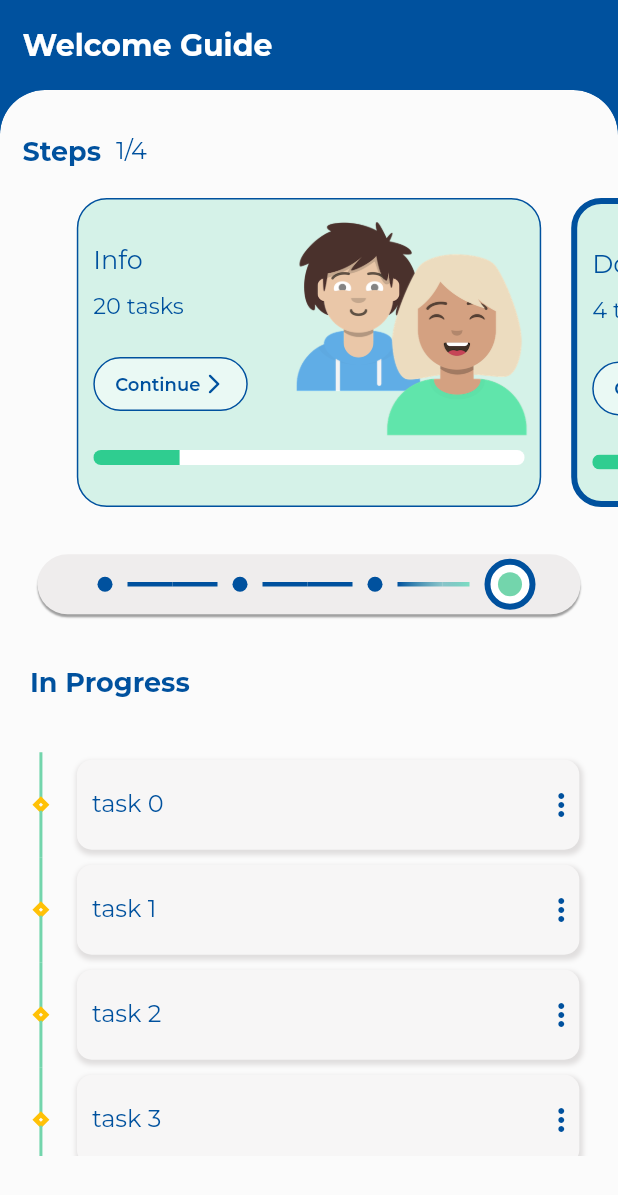
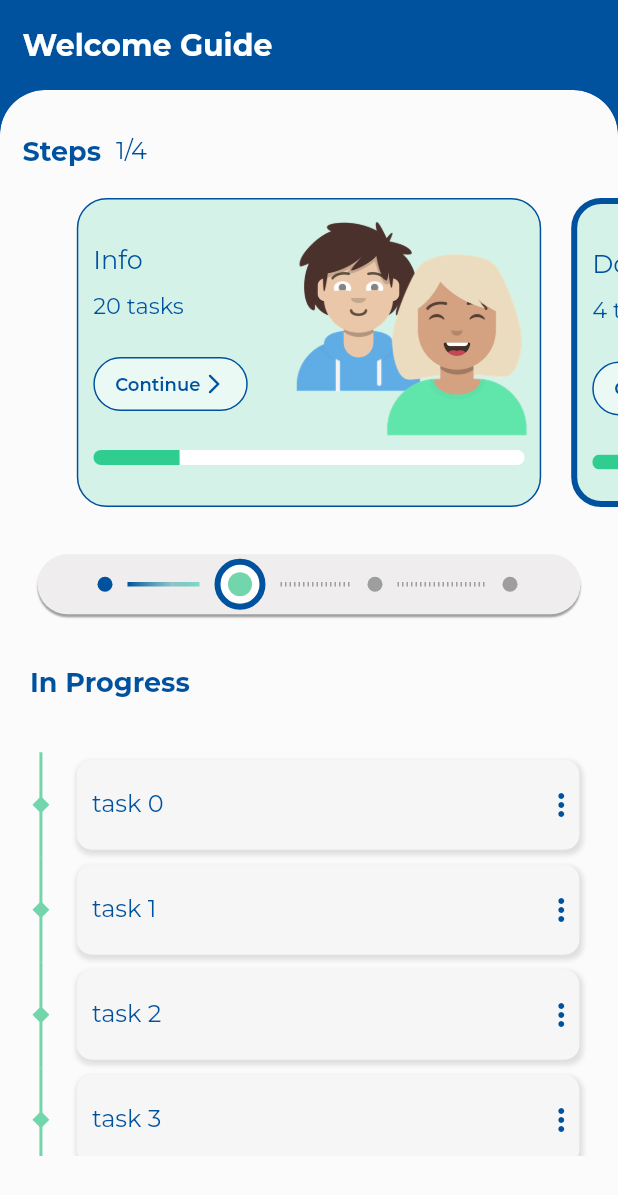
Before and after one commit to aazirani/guide_wizard, a Flutter app: the screen it shows after launch, on a phone screen of 412 x 824 dp. Shown: the top 1195 px of the screen. Run offline on Flutter 3.47's test engine with Material 2 defaults, Android fonts, the phone set to English and light mode, and no system bars; drawn by our look-alikes of carousel_slider, timelines; our stand-ins replace another_flushbar, dio, dotted_line, flutter_markdown, flutter_mobx, get_it and 7 more; missing offline and left inert: render_metrics, xxtea; generated files the repository leaves out were written again.

Commit message:
Update Constants

```diff
--- a/lib/constants/colors.dart
+++ b/lib/constants/colors.dart
@@ -15,10 +15,27 @@ class AppColors {
     800: const Color(0xFFDB7424),
     900: const Color(0xFFD56217)
   };
+  static const Map<int, Color> green = const <int, Color>{
+    //Done and pending slider color
+    50: const Color.fromARGB(218, 206, 240, 229),
+    //progress bar and timeline indicator
+    100: Color.fromARGB(255, 47, 205, 144),
+  };
+
+  static const Map<int, Color> greys = const <int, Color>{
+    //white
+    50: Color.fromARGB(255, 255, 255, 255),
+    //notStartedSlider
+    100: const Color.fromARGB(255, 243, 241, 241),
+    //notStartedSlider border
+    200: const Color.fromARGB(255, 177, 182, 186),
+
+  };
 
   static const Color main_color = const Color.fromRGBO(0, 81, 158, 1);
   static const Color grey = const Color.fromRGBO(231, 231, 231, 1);
   static const Color button_background_color = const Color.fromRGBO(217, 217, 217, 0.15);
   static const Color bright_foreground_color = Colors.white;
   static const Color dotted_line_color = Colors.green;
+  // static const Color white= const Colors.white.withOpacity(0.5);
 }
--- a/lib/constants/dimens.dart
+++ b/lib/constants/dimens.dart
@@ -7,12 +7,28 @@ class Dimens {
   static const double horizontal_padding = 12.0;
   static const double vertical_padding = 12.0;
 
+  //for Home screen - Carousel Slider
+  static const sliderContainerMargin = EdgeInsets.symmetric(horizontal: 10.0);
+  static const sliderContainerPadding = EdgeInsets.only(top: 10);
+  static const avatarBoyPadding = EdgeInsets.only(left: 140, bottom: 70);
+  static const avatarGirlPadding =
+      EdgeInsets.only(left: 200, bottom: 40, top: 20);
+
 
   static const questionButtonPadding = EdgeInsets.only(bottom: 20, top: 15);
-  static const questionDescriptionPadding = EdgeInsets.only(left: 10, right: 10, bottom: 10);
-  static const listTilePadding = EdgeInsets.symmetric(horizontal: 10, vertical: 5);
-  static const Map<String, double> appBar = {"toolbarHeight" : 80, "titleSpacing" : 10, "logoHeight" : 60,};
-  static const Map<String, double> buildQuestionsButtonStyle = {"pixels_smaller_than_screen_width" : 26, "height" : 55,};
+  static const questionDescriptionPadding =
+      EdgeInsets.only(left: 10, right: 10, bottom: 10);
+  static const listTilePadding =
+      EdgeInsets.symmetric(horizontal: 10, vertical: 5);
+  static const Map<String, double> appBar = {
+    "toolbarHeight": 70,
+    "titleSpacing": 5,
+    "logoHeight": 60,
+  };
+  static const Map<String, double> buildQuestionsButtonStyle = {
+    "pixels_smaller_than_screen_width": 26,
+    "height": 55,
+  };
   static const expansionContentPadding = EdgeInsets.only(top: 5);
   static const expansionDottedLinePadding = EdgeInsets.only(left: 20, top: 5, right: 15,);
 
--- a/lib/models/task/task.dart
+++ b/lib/models/task/task.dart
@@ -1,7 +1,7 @@
 import 'package:boilerplate/utils/enums/enum.dart';
 
 class Task {
-  //TODO: add list of sub-task
+  //TODO: add a list of sub-tasks
   late String title;
   late TaskStatus status;
   DateTime? deadline;
--- a/lib/ui/compressed blocklist timeline/compressed_task_list_timeline.dart
+++ b/lib/ui/compressed blocklist timeline/compressed_task_list_timeline.dart
@@ -8,7 +8,7 @@ import '../../stores/step/step_store.dart';
 import '../../models/step/step.dart' as s;
 
 class CompressedBlocklistTimeline extends StatefulWidget {
-  List<s.Step> steps;
+  final List<s.Step> steps;
   CompressedBlocklistTimeline({Key? key, required this.steps})
       : super(key: key);
 
@@ -30,7 +30,8 @@ class _CompressedBlocklistTimelineState
 
   Widget _buildTimelineContainer(stepStore) {
     return Container(
-      padding: EdgeInsets.only(top: 25),
+      padding: EdgeInsets.only(left: 20, right: 20, top: 25),
+      // padding: EdgeInsets.only(top: 25),
       height: _getScreenHeight() / 2.8,
       width: double.infinity,
       // color: Colors.green,
@@ -153,10 +154,4 @@ class _CompressedBlocklistTimelineState
       // ],
     );
   }
-
-  // Widget _buildContents() {
-  //   // print(_getScreenWidth());
-  //   return Container(
-  //       width: 100, height: 30, child: Text("zoha"), color: Colors.amber);
-  // }
 }
--- a/lib/ui/home/home.dart
+++ b/lib/ui/home/home.dart
@@ -10,8 +10,6 @@ import 'package:flutter_mobx/flutter_mobx.dart';
 import '../../stores/step/step_store.dart';
 import '../compressed blocklist timeline/compressed_task_list_timeline.dart';
 
-import 'package:timelines/timelines.dart';
-
 class HomeScreen extends StatefulWidget {
   const HomeScreen({Key? key}) : super(key: key);
 
@@ -20,11 +18,6 @@ class HomeScreen extends StatefulWidget {
 }
 
 class _HomeScreenState extends State<HomeScreen> {
-  // StepStore stepStore = StepStore();
-
-  double _getScreenHeight() => MediaQuery.of(context).size.height;
-  double _getScreenWidth() => MediaQuery.of(context).size.width;
-
   List<s.Step> steps = [
     s.Step(
         title: "Info",
@@ -47,7 +40,11 @@ class _HomeScreenState extends State<HomeScreen> {
         title: "Housing",
         numTasks: 4,
         percentage: 0,
-        tasks: List<Task>.generate(4, (index) => Task(title: 'task $index',))),
+        tasks: List<Task>.generate(
+            4,
+            (index) => Task(
+                  title: 'task $index',
+                ))),
     s.Step(
         title: "University",
         numTasks: 12,
@@ -58,10 +55,16 @@ class _HomeScreenState extends State<HomeScreen> {
   @override
   Widget build(BuildContext context) {
     final stepStore = Provider.of<StepStore>(context);
-    print(stepStore.currentStep);
     return Scaffold(
       backgroundColor: AppColors.main_color,
-      appBar: AppBar(
+      appBar: _buildAppBar(),
+      body: _buildBody(stepStore),
+    );
+  }
+
+//appbar build methods .........................................................
+  PreferredSizeWidget _buildAppBar() {
+    return AppBar(
       toolbarHeight: 60,
       titleSpacing: 5,
       backgroundColor: AppColors.main_color,
@@ -69,24 +72,10 @@ class _HomeScreenState extends State<HomeScreen> {
           padding: EdgeInsets.only(left: 10),
           child: Text("Welcome Guide",
               style: TextStyle(color: Colors.white, fontSize: 20))),
-      ),
-      // body: _buildBody(context),
-      body: _buildBody(stepStore),
     );
   }
 
-/* timline */
-
-  // Widget _buildScrollableTimeline() {
-  //   return Container(
-  //     height: _getScreenHeight() / 3,
-  //     child: Align(
-  //       alignment: Alignment.centerLeft,
-  //       child: StepTimeLineWidget(),
-  //     ),
-  //   );
-  // }
-
+//body build methods ...........................................................
   Widget _buildBody(stepStore) {
     return ClipRRect(
       borderRadius: BorderRadius.only(
@@ -101,31 +90,59 @@ class _HomeScreenState extends State<HomeScreen> {
             topRight: Radius.circular(30),
           ),
         ),
-        child: Column(
+        child: _buildScreenElements(stepStore),
+      ),
+    );
+  }
+
+  Widget _buildScreenElements(stepStore) {
+    return Column(
       children: [
-            Padding(
+        //steps (/)
+        _buildCurrentStepIndicator(stepStore),
+        //step slider
+        StepSliderWidget(steps: steps),
+        //step timeline
+        StepTimeLine(pending: 1, stepNo: 3, steps: steps),
+        SizedBox(height: 25),
+        //in progress
+        _buildInProgressText(),
+        SizedBox(height: 10),
+        //task compressed timeline
+        CompressedBlocklistTimeline(steps: steps),
+      ],
+    );
+  }
+
+  Widget _buildCurrentStepIndicator(stepStore) {
+    return Padding(
         padding: EdgeInsets.only(
           top: 30,
           left: 15,
         ),
         child: Row(children: [
-                  Text("Steps",
+          _buildStepsText(),
+          SizedBox(width: 10),
+          _buildCurrentStepText(stepStore),
+        ]));
+  }
+
+  Widget _buildStepsText() {
+    return Text("Steps",
         style: TextStyle(
             color: AppColors.main_color,
             fontSize: 18,
-                          fontWeight: FontWeight.bold)),
-                  SizedBox(width: 10),
-                  Observer(
+            fontWeight: FontWeight.bold));
+  }
+
+  Widget _buildCurrentStepText(stepStore) {
+    return Observer(
         builder: (_) => Text("${stepStore.currentStep}/4",
-                          style: TextStyle(color: AppColors.main_color)))
-                ])),
-            //step slider
-            StepSliderWidget(
-              steps: steps,
-            ),
-            StepTimeLine(pending: 3, stepNo: 3, steps: steps),
-            SizedBox(height: 25),
-            Padding(
+            style: TextStyle(color: AppColors.main_color)));
+  }
+
+  Widget _buildInProgressText() {
+    return Padding(
             padding: EdgeInsets.only(left: 20, top: 10),
             child: Align(
                 alignment: Alignment.centerLeft,
@@ -133,69 +150,6 @@ class _HomeScreenState extends State<HomeScreen> {
                     style: TextStyle(
                         fontSize: 18,
                         color: AppColors.main_color,
-                            fontWeight: FontWeight.bold)))),
-            SizedBox(height: 10),
-            Container(
-                // margin: EdgeInsets.only(right: 0),
-                padding: EdgeInsets.only(left: 20, right: 20),
-                // height: 300,
-                child: CompressedBlocklistTimeline(steps: steps)),
-            // SizedBox(height:   20),
-            // _buildScrollableTimeline(),
-          ],
-        ),
-      ),
-    );
-  }
-
-  Widget _buildBody2(BuildContext context) {
-    return Container(
-      color: AppColors.main_color,
-      // height: 160.0,
-      child: Stack(
-        children: <Widget>[
-          Container(
-            // padding: EdgeInsets.symmetric(horizontal: 20.0),
-            child: Container(
-              // height: MediaQuery.of(context).size.height,
-              // width: MediaQuery.of(context).size.width,
-              decoration: BoxDecoration(
-                color: Color.fromARGB(255, 251, 251, 251),
-                borderRadius: BorderRadius.only(
-                  topLeft: Radius.circular(30),
-                  topRight: Radius.circular(30),
-                ),
-              ),
-              child: Column(
-                // mainAxisAlignment: MainAxisAlignment.start,
-                children: [
-                  Text("hi"),
-                  //  StepTimeLine(pending: 2, stepNo: 3),
-                  // Padding(
-                  //     padding: EdgeInsets.only(top: 15, left: 15),
-                  //     child: Row(children: [Text("Steps"), Text("4/4")])),
-                  // //step slider
-                  // StepSliderWidget(
-                  //   steps: steps,
-                  // ),
-                  // SizedBox(height: 1),
-                  // //step timeline
-                  // // StepTimeLine(pending: 2, stepNo: 3),
-                  // SizedBox(height: 20),
-                  // Padding(
-                  //     padding: EdgeInsets.only(left: 20),
-                  //     child: Align(
-                  //         alignment: Alignment.centerLeft,
-                  //         child: Text("In Progress",
-                  //             style: TextStyle(fontSize: 18)))),
-                  // SizedBox(height: 20),
-                  // _buildScrollableTimeline(),
-                ],
-              ),
-            ),
-          ),
-        ],
-      ),
-    );
+                        fontWeight: FontWeight.bold))));
   }
 }
--- a/lib/ui/step slider/step_slider_widget.dart
+++ b/lib/ui/step slider/step_slider_widget.dart
@@ -5,6 +5,7 @@ import '../../models/step/step.dart' as s;
 import '../../utils/enums/enum.dart';
 import '../../constants/colors.dart';
 import '../../stores/step/step_store.dart';
+import '../../constants/dimens.dart';
 
 class StepSliderWidget extends StatefulWidget {
   final List<s.Step> steps;
@@ -24,97 +25,94 @@ class _StepSliderWidgetState extends State<StepSliderWidget> {
     return _buildCarouselSlider(stepStore);
   }
 
-  Border _buildPendingBorder() {
-    return Border.all(width: 4, color: AppColors.main_color);
-  }
-
-  Border _buildDoneBorder() {
-    return Border.all(width: 1, color: AppColors.main_color);
-  }
-
-  Border _buildNotStartedBorder() {
-    return Border.all(width: 2, color: Color.fromARGB(255, 177, 182, 186));
-  }
-
-  Widget _buildSliderContainer(int i) {
+  Widget _buildSliderContainer(index) {
     return Container(
         alignment: Alignment.topLeft,
         width: _getScreenWidth(),
-        margin: EdgeInsets.symmetric(horizontal: 10.0),
-        padding: EdgeInsets.only(top: 10),
+        margin: Dimens.sliderContainerMargin,
+        padding: Dimens.sliderContainerPadding,
         decoration: BoxDecoration(
-          color: (widget.steps[i].status == StepStatus.isPending ||
-                  widget.steps[i].status == StepStatus.isDone)
-              ? Color.fromARGB(218, 206, 240, 229)
-              : Color.fromARGB(255, 243, 241, 241),
-          border: (widget.steps[i].status == StepStatus.isDone)
-              ? _buildDoneBorder()
-              : (widget.steps[i].status == StepStatus.isPending)
-                  ? _buildPendingBorder()
-                  : _buildNotStartedBorder(),
-          // boxShadow: (widget.steps[i].status == StepStatus.isPending)
-          // ? [BoxShadow(blurRadius: 1, offset: Offset(0, 1))]
-          // : null,
+          color: _buildSliderColor(index),
+          border: _buildSliderBorder(index),
           borderRadius: BorderRadius.all(Radius.circular(20)),
         ),
         child: Stack(
           children: [
             _buildAvatar(),
-            _buildContent(i),
+            _buildContent(index),
           ],
         ));
   }
 
+  BoxBorder _buildSliderBorder(index) {
+    return (widget.steps[index].status == StepStatus.isDone)
+        ? _buildDoneBorder()
+        : (widget.steps[index].status == StepStatus.isPending)
+            ? _buildPendingBorder()
+            : _buildNotStartedBorder();
+  }
+
+  Color _buildSliderColor(index) {
+    return (widget.steps[index].status == StepStatus.isPending ||
+            widget.steps[index].status == StepStatus.isDone)
+        ? AppColors.green[50]!
+        : AppColors.greys[100]!;
+  }
+
   Widget _buildAvatar() {
     return Stack(children: [
-      Padding(
-        padding: EdgeInsets.only(left: 140, bottom: 70),
-        child: Image.asset("assets/images/avatar_boy.png", fit: BoxFit.contain),
-      ),
-      Padding(
-          padding: EdgeInsets.only(left: 200, bottom: 40, top: 20),
-          child:
-              Image.asset("assets/images/avatar_girl.png", fit: BoxFit.cover))
+      _buildBoyAvatar(),
+      _buildGirlAvatar(),
     ]);
   }
 
-  Widget _buildContent(i) {
+  Widget _buildBoyAvatar() {
+    return Padding(
+      padding: Dimens.avatarBoyPadding,
+      child: Image.asset("assets/images/avatar_boy.png", fit: BoxFit.contain),
+    );
+  }
+
+  Widget _buildGirlAvatar() {
+    return Padding(
+        padding: Dimens.avatarGirlPadding,
+        child: Image.asset("assets/images/avatar_girl.png", fit: BoxFit.cover));
+  }
+
+  Widget _buildContent(currentStepNo) {
     return Padding(
       padding: EdgeInsets.only(top: 20, left: 10),
       child: Column(
           mainAxisAlignment: MainAxisAlignment.start,
           crossAxisAlignment: CrossAxisAlignment.start,
           children: [
-            Text(
-              "${widget.steps[i].title}",
-              style: TextStyle(fontSize: 17, color: AppColors.main_color),
-            ),
+            _buildStepTitle(currentStepNo),
             SizedBox(height: 10),
-            Text("${widget.steps[i].numTasks} tasks",
-                style: TextStyle(fontSize: 15, color: AppColors.main_color)),
-            // SizedBox(height: 5),
-
+            _buildStepNoOfTasks(currentStepNo),
             SizedBox(height: 20),
             _buildContinueButton(),
             SizedBox(height: 10),
-            _buildProgressBar(widget.steps[i].percentage),
+            _buildProgressBar(widget.steps[currentStepNo].percentage),
           ]),
     );
   }
 
+  Widget _buildStepTitle(currentStepNo) {
+    return Text(
+      "${widget.steps[currentStepNo].title}",
+      style: TextStyle(fontSize: 17, color: AppColors.main_color),
+    );
+  }
+
+  Widget _buildStepNoOfTasks(currentStepNo) {
+    return Text("${widget.steps[currentStepNo].numTasks} tasks",
+        style: TextStyle(fontSize: 15, color: AppColors.main_color));
+  }
+
   Widget _buildContinueButton() {
     return Container(
-      // decoration: BoxDecoration(color: Color.fromARGB(248, 203, 223, 245) ,borderRadius: BorderRadius.all(Radius.circular(18)) ,boxShadow: [BoxShadow(color: AppColors.hannover_blue.withOpacity(0.4), spreadRadius: 0, blurRadius: 7, offset: Offset(0,4)),]),
       child: TextButton(
-        style: ButtonStyle(
-            fixedSize: MaterialStateProperty.all(
-                Size.fromWidth(MediaQuery.of(context).size.width / 4)),
-            backgroundColor:
-                MaterialStateProperty.all(Colors.white.withOpacity(0.5)),
-            shape: MaterialStateProperty.all<RoundedRectangleBorder>(
-                RoundedRectangleBorder(
-                    borderRadius: BorderRadius.circular(18.0),
-                    side: BorderSide(color: AppColors.main_color)))),
+        style: _buildButtonStyle(),
         onPressed: () {},
         child: Row(mainAxisAlignment: MainAxisAlignment.center, children: [
           Text("Continue",
@@ -130,6 +128,18 @@ class _StepSliderWidgetState extends State<StepSliderWidget> {
     );
   }
 
+  ButtonStyle _buildButtonStyle() {
+    return ButtonStyle(
+        fixedSize: MaterialStateProperty.all(
+            Size.fromWidth(MediaQuery.of(context).size.width / 4)),
+        backgroundColor:
+            MaterialStateProperty.all(AppColors.greys[50]!.withOpacity(0.5)),
+        shape: MaterialStateProperty.all<RoundedRectangleBorder>(
+            RoundedRectangleBorder(
+                borderRadius: BorderRadius.circular(18.0),
+                side: BorderSide(color: AppColors.main_color))));
+  }
+
   Widget _buildProgressBar(double percentage) {
     return Container(
       height: 20,
@@ -140,43 +150,48 @@ class _StepSliderWidgetState extends State<StepSliderWidget> {
             child: LinearProgressIndicator(
                 // minHeight: 4,
                 value: percentage,
-                backgroundColor: Colors.white,
-                valueColor:
-                    AlwaysStoppedAnimation(Color.fromARGB(255, 47, 205, 144))),
+                backgroundColor: AppColors.greys[50],
+                valueColor: AlwaysStoppedAnimation(AppColors.green[100])),
           )),
     );
   }
 
   Widget _buildCarouselSlider(stepStore) {
     return Container(
-      // color: Color.fromARGB(255, 95, 34, 139).withOpacity(1),
       alignment: Alignment.topRight,
       padding: EdgeInsets.only(top: 20),
       height: MediaQuery.of(context).size.height / 3.2,
       child: CarouselSlider(
-        items: [0, 1, 2, 3].map((i) {
+        options: CarouselOptions(
+            onPageChanged: (index, reson) {
+              stepStore.increment(index + 1);
+            },
+            height: _getScreenHeight() / 4,
+            enlargeCenterPage: false,
+            enableInfiniteScroll: false),
+        items: List<int>.generate(4, (index) => index).map((index) {
           return Builder(
             builder: (BuildContext context) {
               return GestureDetector(
                 onTap: () {},
-                child: _buildSliderContainer(i),
+                child: _buildSliderContainer(index),
               );
             },
           );
         }).toList(),
-        options: CarouselOptions(
-            // onPageChanged: (index, reason) =>
-            //   stepStore.increment,
-            onPageChanged: (index, reson) {
-              stepStore.increment(index + 1);
-            },
-            // onPageChanged: (index, reason) {
-            //   print("${index} this is it");
-            // },
-            height: _getScreenHeight() / 4,
-            enlargeCenterPage: false,
-            enableInfiniteScroll: false),
       ),
     );
   }
+
+  Border _buildPendingBorder() {
+    return Border.all(width: 4, color: AppColors.main_color);
+  }
+
+  Border _buildDoneBorder() {
+    return Border.all(width: 1, color: AppColors.main_color);
+  }
+
+  Border _buildNotStartedBorder() {
+    return Border.all(width: 2, color: AppColors.greys[200]!);
+  }
 }
--- a/lib/widgets/diamond_indicator.dart
+++ b/lib/widgets/diamond_indicator.dart
@@ -19,14 +19,14 @@ class DiamondIndicator extends StatelessWidget {
             // width: 100,
             // height: 100,
             decoration: BoxDecoration(
-              color: Colors.transparent,
+              color: Color.fromARGB(255, 115, 213, 172),
               border: Border.all(
-                width: 3,
-                color: Colors.amber,
+                width: 2,
+                color: Color.fromARGB(255, 115, 213, 172),
               ),
             ),
             child: InkWell(
-              splashColor: Colors.blueAccent,
+              // splashColor: Colors.blueAccent,
               // onTap: () {},
               child: Center(
                 child: Transform(
```
Lines whose indentation alone changed are shown as unchanged.
